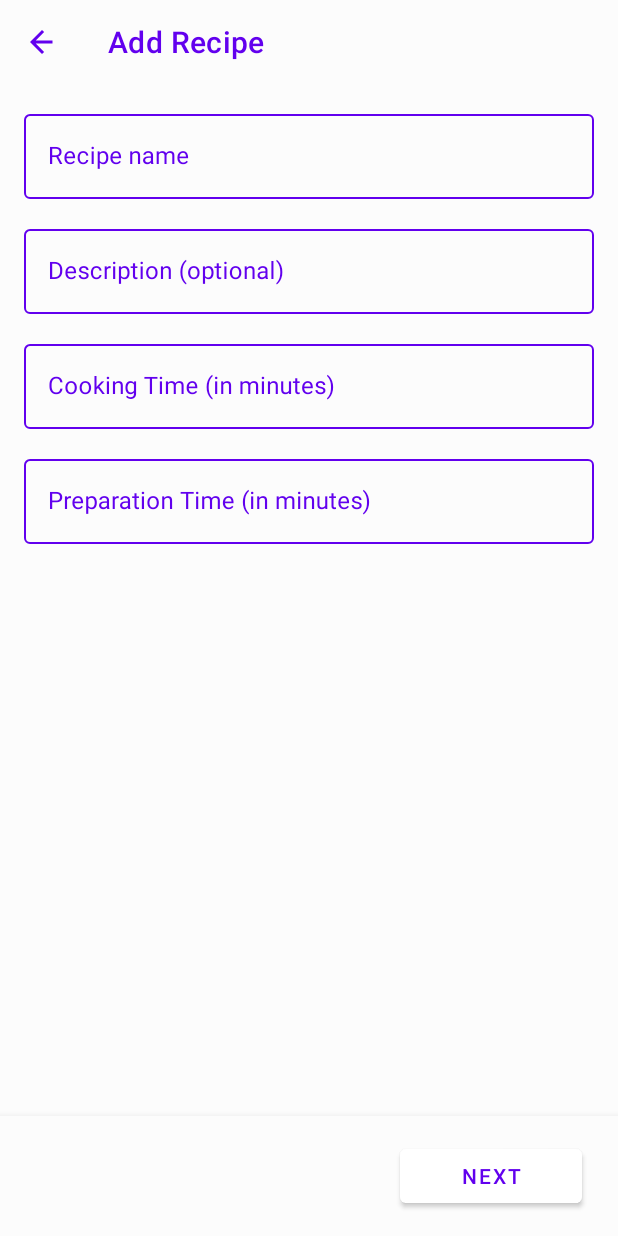
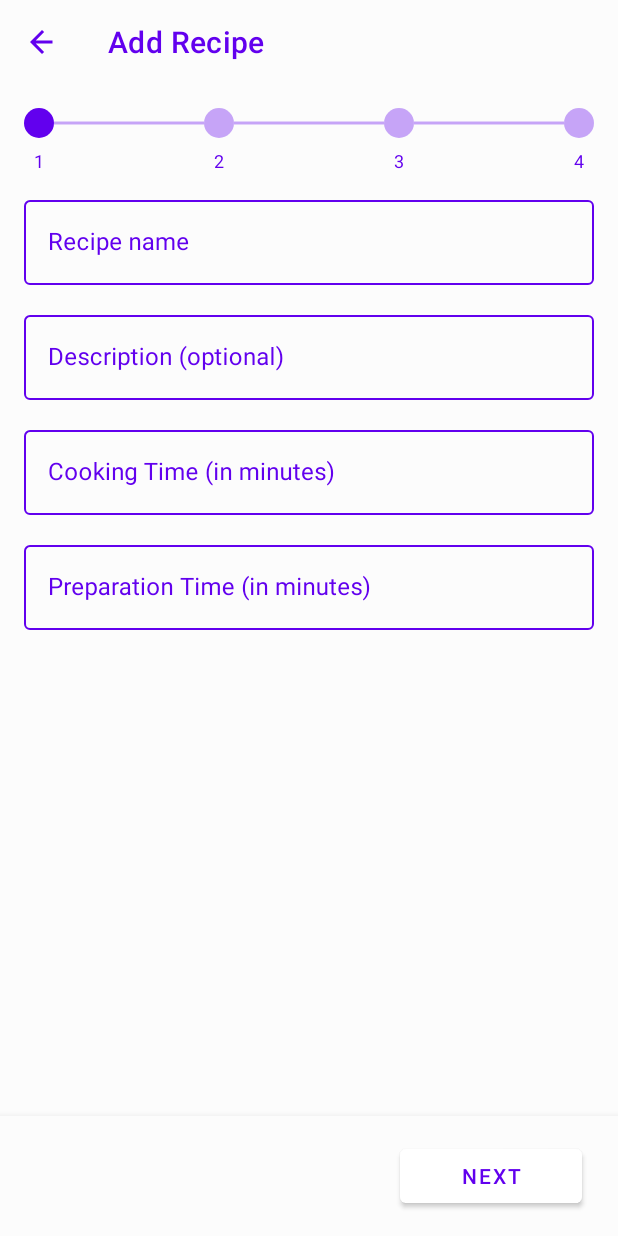
Before and after one commit to Nidhee/recipe-vault, an Android app built with Jetpack Compose: the fragment AddRecipeFragment placed in its activity, on a phone screen of 412 x 824 dp. Run offline under Robolectric (Android 15) with nearby library versions, the phone set to English and light mode, and no system bars; our stand-ins replace Dagger/Hilt's generated code, Room's generated code.

Commit message:
Update Add recipe view : - Integrate horizontal stepper in `add_recipe.xml` above `ViewPager2` - Wire horizontal stepper in `AddRecipeFragment` to reflect current page and navigation

```diff
--- a/app/src/main/java/com/nidhi/recipevault/ui/fragment/AddRecipeFragment.kt
+++ b/app/src/main/java/com/nidhi/recipevault/ui/fragment/AddRecipeFragment.kt
@@ -51,11 +51,17 @@ class AddRecipeFragment : Fragment() {
         // keep all steps in memory so previews persist when navigating
         binding.stepsViewPager.offscreenPageLimit = (binding.stepsViewPager.adapter?.itemCount ?: 1)
 
+        // set step titles and initial index
+        val stepTitles = listOf("1", "2", "3", "4")
+        binding.stepperView.setSteps(stepTitles)
+        binding.stepperView.setCurrentStep(binding.stepsViewPager.currentItem)
+
         binding.nextBtn.setOnClickListener {
             if (validateCurrentStep()) {
                 binding.stepsViewPager.currentItem = binding.stepsViewPager.currentItem + 1
                 viewModel.goToNextStep()
                 updateButtons()
+                binding.stepperView.setCurrentStep(binding.stepsViewPager.currentItem)
             }
         }
         binding.backBtn.setOnClickListener {
@@ -63,6 +69,7 @@ class AddRecipeFragment : Fragment() {
                 binding.stepsViewPager.currentItem = binding.stepsViewPager.currentItem - 1
                 viewModel.goToPreviousStep()
                 updateButtons()
+                binding.stepperView.setCurrentStep(binding.stepsViewPager.currentItem)
             }
         }
         binding.submitBtn.setOnClickListener {
@@ -80,6 +87,7 @@ class AddRecipeFragment : Fragment() {
                     binding.stepsViewPager.currentItem = binding.stepsViewPager.currentItem - 1
                     viewModel.goToPreviousStep()
                     updateButtons()
+                    binding.stepperView.setCurrentStep(binding.stepsViewPager.currentItem)
                 } else {
                     isEnabled = false
                     viewModel.resetAll()
@@ -91,6 +99,7 @@ class AddRecipeFragment : Fragment() {
         binding.stepsViewPager.registerOnPageChangeCallback(object : ViewPager2.OnPageChangeCallback() {
             override fun onPageSelected(position: Int) {
                 updateButtons()
+                binding.stepperView.setCurrentStep(position)
             }
         })
 
--- a/app/src/main/res/layout/add_recipe.xml
+++ b/app/src/main/res/layout/add_recipe.xml
@@ -28,7 +28,12 @@
             android:layout_height="wrap_content"
             android:orientation="vertical"
             android:layout_margin="16dp" >
-
+            <!-- Horizontal Stepper -->
+            <com.nidhi.recipevault.ui.view.HorizontalStepperView
+                android:id="@+id/stepperView"
+                android:layout_width="match_parent"
+                android:layout_height="wrap_content"
+                android:layout_marginBottom="8dp"/>
             <androidx.viewpager2.widget.ViewPager2
                 android:id="@+id/stepsViewPager"
                 android:layout_width="match_parent"
```
